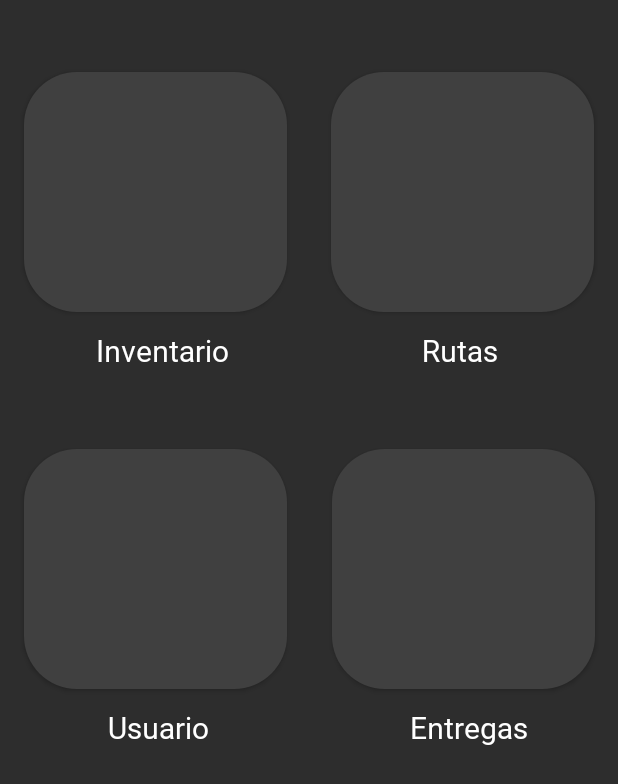
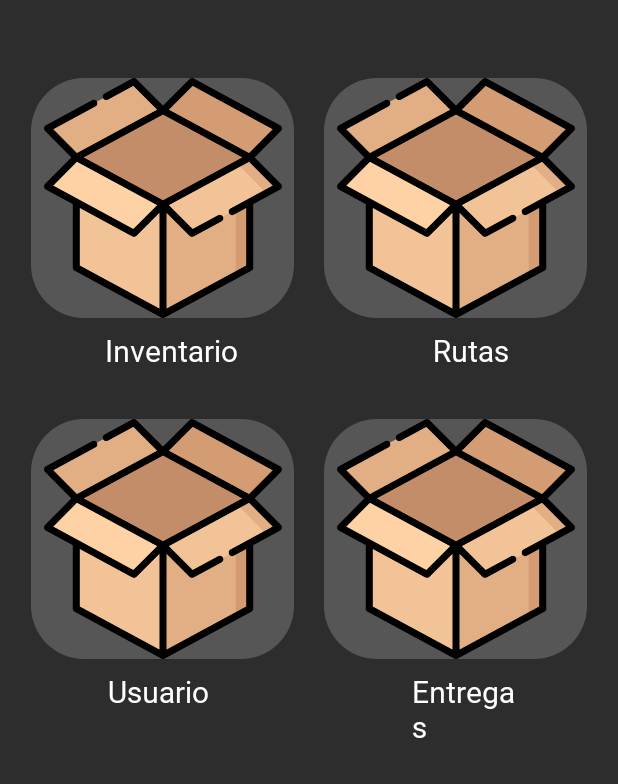
Before and after one commit to Yony55/BAMX_AndroidApp, an Android app: the layout activity_main_menu.xml on its own in the app's theme, with its tools: preview values and no code run, on a phone screen of 412 x 824 dp. Shown: the top 784 px of the screen. Run offline under Robolectric (Android 15) with nearby library versions, the phone set to English and light mode, and no system bars.

Commit message:
Borré algunas variables que no se utilizaban Borré el title bar de algunas pantallas Organicé los botones y los textos del menu principal en linearLayout Cambié los botones normales por unos que soportan imagenes

```diff
--- a/app/src/main/java/mx/tec/bamxapp/Inventario.kt
+++ b/app/src/main/java/mx/tec/bamxapp/Inventario.kt
@@ -2,10 +2,13 @@ package mx.tec.bamxapp
 
 import androidx.appcompat.app.AppCompatActivity
 import android.os.Bundle
+import android.view.Window
 
 class Inventario : AppCompatActivity() {
     override fun onCreate(savedInstanceState: Bundle?) {
         super.onCreate(savedInstanceState)
+        requestWindowFeature(Window.FEATURE_NO_TITLE)
+        supportActionBar?.hide()
         setContentView(R.layout.activity_inventario)
     }
 }
--- a/app/src/main/java/mx/tec/bamxapp/MainActivity.kt
+++ b/app/src/main/java/mx/tec/bamxapp/MainActivity.kt
@@ -4,6 +4,7 @@ import android.content.Intent
 import androidx.appcompat.app.AppCompatActivity
 import android.os.Bundle
 import android.view.View
+import android.view.Window
 import android.widget.Button
 import android.widget.EditText
 import android.widget.Toast
@@ -15,9 +16,6 @@ class MainActivity : AppCompatActivity(), View.OnClickListener {
         setContentView(R.layout.activity_main)
 
         val logIn = findViewById<Button>(R.id.btn_login)
-        val user = findViewById<EditText>(R.id.edt_user)
-        val password = findViewById<EditText>(R.id.edt_password)
-
         logIn.setOnClickListener(this@MainActivity)
 
 
@@ -37,6 +35,7 @@ class MainActivity : AppCompatActivity(), View.OnClickListener {
                     println("Datos correctos")
                 }
                 else{
+                    edt_password.setText("")
                     println("Datos Incorrectos")
                     Toast.makeText(this@MainActivity, "Datos Incorrectos", Toast.LENGTH_SHORT).show()
                 }
--- a/app/src/main/java/mx/tec/bamxapp/MainMenu.kt
+++ b/app/src/main/java/mx/tec/bamxapp/MainMenu.kt
@@ -4,17 +4,21 @@ import android.content.Intent
 import androidx.appcompat.app.AppCompatActivity
 import android.os.Bundle
 import android.view.View
+import android.view.Window
 import android.widget.Button
+import android.widget.ImageButton
 
 class MainMenu : AppCompatActivity(), View.OnClickListener {
     override fun onCreate(savedInstanceState: Bundle?) {
         super.onCreate(savedInstanceState)
+        requestWindowFeature(Window.FEATURE_NO_TITLE)
+        supportActionBar?.hide()
         setContentView(R.layout.activity_main_menu)
 
-        val inventario = findViewById<Button>(R.id.btn_inventario)
-        val rutas= findViewById<Button>(R.id.btn_rutas)
-        val usuario = findViewById<Button>(R.id.btn_usuario)
-        val entregas = findViewById<Button>(R.id.btn_entregas)
+        val inventario = findViewById<ImageButton>(R.id.btn_inventario)
+        val rutas= findViewById<ImageButton>(R.id.btn_rutas)
+        val usuario = findViewById<ImageButton>(R.id.btn_usuario)
+        val entregas = findViewById<ImageButton>(R.id.btn_entregas)
 
         inventario.setOnClickListener(this@MainMenu)
         rutas.setOnClickListener(this@MainMenu)
--- a/app/src/main/res/layout/activity_main_menu.xml
+++ b/app/src/main/res/layout/activity_main_menu.xml
@@ -8,105 +8,123 @@
     android:backgroundTint="#2D2D2D"
     tools:context=".MainMenu">
 
-    <Button
-        android:id="@+id/btn_entregas"
-        android:layout_width="175dp"
-        android:layout_height="160dp"
-        android:layout_marginStart="28dp"
-        android:layout_marginTop="52dp"
-        android:background="@drawable/rounded_corners25"
-        app:layout_constraintEnd_toEndOf="parent"
-        app:layout_constraintHorizontal_bias="0.117"
-        app:layout_constraintStart_toEndOf="@+id/btn_usuario"
-        app:layout_constraintTop_toBottomOf="@+id/textView2" />
-
-    <TextView
-        android:id="@+id/textView7"
+    <LinearLayout
+        android:id="@+id/linearLayout"
         android:layout_width="wrap_content"
         android:layout_height="wrap_content"
-        android:layout_marginTop="12dp"
-        android:layout_marginEnd="60dp"
-        android:fontFamily="@font/shc_bodl"
-        android:text="@string/Entregas"
-        android:textColor="#FFFFFF"
-        android:textSize="20sp"
+        android:layout_marginTop="52dp"
+        android:orientation="horizontal"
         app:layout_constraintEnd_toEndOf="parent"
-        app:layout_constraintTop_toBottomOf="@+id/btn_entregas" />
+        app:layout_constraintStart_toStartOf="parent"
+        app:layout_constraintTop_toTopOf="parent">
 
-    <Button
-        android:id="@+id/btn_usuario"
-        android:layout_width="175dp"
-        android:layout_height="160dp"
-        android:layout_marginStart="16dp"
-        android:layout_marginTop="52dp"
-        android:background="@drawable/rounded_corners25"
+        <ImageButton
+            android:id="@+id/btn_inventario"
+            android:layout_width="175dp"
+            android:layout_height="160dp"
+            android:background="@drawable/rounded_corners25"
+            android:scaleType="centerInside"
+            app:srcCompat="@drawable/boxicon" />
+
+        <ImageButton
+            android:id="@+id/btn_rutas"
+            android:layout_width="175dp"
+            android:layout_height="160dp"
+            android:layout_marginStart="20dp"
+            android:background="@drawable/rounded_corners25"
+            android:scaleType="centerInside"
+            app:srcCompat="@drawable/boxicon" />
+    </LinearLayout>
+
+    <LinearLayout
+        android:id="@+id/linearLayout2"
+        android:layout_width="0dp"
+        android:layout_height="wrap_content"
+        android:layout_marginTop="8dp"
+        android:orientation="horizontal"
+        app:layout_constraintEnd_toEndOf="parent"
         app:layout_constraintStart_toStartOf="parent"
-        app:layout_constraintTop_toBottomOf="@+id/textView"/>
+        app:layout_constraintTop_toBottomOf="@+id/linearLayout">
 
-    <TextView
-        android:id="@+id/textView4"
+        <TextView
+            android:id="@+id/textView"
+            android:layout_width="wrap_content"
+            android:layout_height="wrap_content"
+            android:fontFamily="@font/shc_bodl"
+            android:paddingStart="70dp"
+            android:text="@string/Inventario"
+            android:textColor="#FFFFFF"
+            android:textSize="20sp" />
+
+        <TextView
+            android:id="@+id/textView2"
+            android:layout_width="wrap_content"
+            android:layout_height="wrap_content"
+            android:fontFamily="@font/shc_bodl"
+            android:paddingStart="130dp"
+            android:text="@string/Rutas"
+            android:textColor="#FFFFFF"
+            android:textSize="20sp" />
+    </LinearLayout>
+
+    <LinearLayout
+        android:id="@+id/linearLayout3"
         android:layout_width="wrap_content"
         android:layout_height="wrap_content"
-        android:layout_marginStart="72dp"
-        android:layout_marginTop="12dp"
-        android:fontFamily="@font/shc_bodl"
-        android:text="@string/Usuario"
-        android:textAlignment="textStart"
-        android:textColor="#FFFFFF"
-        android:textSize="20sp"
-        app:layout_constraintEnd_toStartOf="@+id/textView7"
-        app:layout_constraintHorizontal_bias="0.0"
+        android:layout_marginTop="32dp"
+        android:orientation="horizontal"
+        app:layout_constraintEnd_toEndOf="parent"
         app:layout_constraintStart_toStartOf="parent"
-        app:layout_constraintTop_toBottomOf="@+id/btn_usuario" />
+        app:layout_constraintTop_toBottomOf="@+id/linearLayout2">
 
-    <Button
-        android:id="@+id/btn_rutas"
-        android:layout_width="175dp"
-        android:layout_height="160dp"
-        android:layout_marginTop="48dp"
-        android:layout_marginEnd="16dp"
-        android:background="@drawable/rounded_corners25"
+        <ImageButton
+            android:id="@+id/btn_usuario"
+            android:layout_width="175dp"
+            android:layout_height="160dp"
+            android:background="@drawable/rounded_corners25"
+            android:scaleType="centerInside"
+            app:srcCompat="@drawable/boxicon" />
+
+        <ImageButton
+            android:id="@+id/btn_entregas"
+            android:layout_width="175dp"
+            android:layout_height="160dp"
+            android:layout_marginStart="20sp"
+            android:background="@drawable/rounded_corners25"
+            android:scaleType="centerInside"
+            app:srcCompat="@drawable/boxicon" />
+    </LinearLayout>
+
+    <LinearLayout
+        android:layout_width="match_parent"
+        android:layout_height="wrap_content"
+        android:layout_marginTop="8dp"
+        android:orientation="horizontal"
         app:layout_constraintEnd_toEndOf="parent"
-        app:layout_constraintHorizontal_bias="1.0"
-        app:layout_constraintStart_toEndOf="@+id/btn_inventario"
-        app:layout_constraintTop_toTopOf="parent" />
+        app:layout_constraintStart_toStartOf="parent"
+        app:layout_constraintTop_toBottomOf="@+id/linearLayout3">
 
-    <TextView
-        android:id="@+id/textView2"
-        android:layout_width="wrap_content"
-        android:layout_height="wrap_content"
-        android:layout_marginTop="12dp"
-        android:layout_marginEnd="80dp"
-        android:fontFamily="@font/shc_bodl"
-        android:text="@string/Rutas"
-        android:textColor="#FFFFFF"
-        android:textSize="20sp"
-        app:layout_constraintEnd_toEndOf="parent"
-        app:layout_constraintTop_toBottomOf="@+id/btn_rutas" />
+        <TextView
+            android:id="@+id/textView4"
+            android:layout_width="wrap_content"
+            android:layout_height="wrap_content"
+            android:fontFamily="@font/shc_bodl"
+            android:paddingStart="72dp"
+            android:text="@string/Usuario"
+            android:textAlignment="textStart"
+            android:textColor="#FFFFFF"
+            android:textSize="20sp" />
 
-    <Button
-        android:id="@+id/btn_inventario"
-        android:layout_width="175dp"
-        android:layout_height="160dp"
-        android:layout_marginStart="16dp"
-        android:layout_marginTop="48dp"
-        android:background="@drawable/rounded_corners25"
-        app:layout_constraintStart_toStartOf="parent"
-        app:layout_constraintTop_toTopOf="parent" />
-
-    <TextView
-        android:id="@+id/textView"
-        android:layout_width="wrap_content"
-        android:layout_height="wrap_content"
-        android:layout_marginStart="64dp"
-        android:layout_marginTop="12dp"
-        android:fontFamily="@font/shc_bodl"
-        android:text="@string/Inventario"
-        android:textColor="#FFFFFF"
-        android:textSize="20sp"
-        app:layout_constraintEnd_toStartOf="@+id/textView2"
-        app:layout_constraintHorizontal_bias="0.0"
-        app:layout_constraintStart_toStartOf="parent"
-        app:layout_constraintTop_toBottomOf="@+id/btn_inventario" />
+        <TextView
+            android:id="@+id/textView7"
+            android:layout_width="wrap_content"
+            android:layout_height="wrap_content"
+            android:layout_marginEnd="60dp"
+            android:fontFamily="@font/shc_bodl"
+            android:paddingStart="135dp"
+            android:text="@string/Entregas"
+            android:textColor="#FFFFFF"
+            android:textSize="20sp" />
+    </LinearLayout>
 
 </androidx.constraintlayout.widget.ConstraintLayout>
```
Also changed, not shown: app/src/main/res/drawable/boxicon.png (added).
